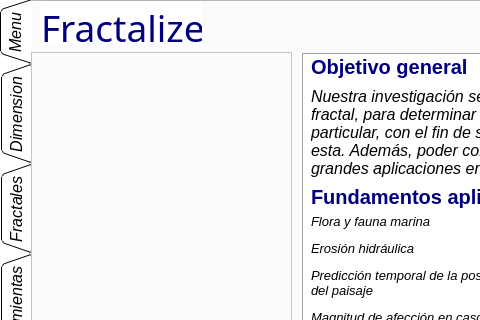
EstebanC99/Fractales, file Interfaz/Interface.ui: the form before one commit; both pictures show x 0 to 480 and y 0 to 320 of the 800 by 565 pixel window.
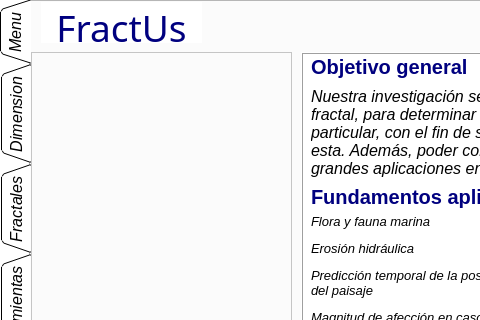
The form after the commit. Icons and pictures are not drawn.

Diff of the .ui file:
```diff
--- a/Interfaz/Interface.ui
+++ b/Interfaz/Interface.ui
@@ -247,7 +247,7 @@
        <number>0</number>
       </property>
       <property name="text">
-       <string>&lt;html&gt;&lt;head/&gt;&lt;body&gt;&lt;p&gt;&lt;span style=&quot; color:#00007f;&quot;&gt;Fractalize&lt;/span&gt;&lt;/p&gt;&lt;/body&gt;&lt;/html&gt;</string>
+       <string>&lt;html&gt;&lt;head/&gt;&lt;body&gt;&lt;p&gt;&lt;span style=&quot; color:#00007f;&quot;&gt;FractUs&lt;/span&gt;&lt;/p&gt;&lt;/body&gt;&lt;/html&gt;</string>
       </property>
       <property name="textFormat">
        <enum>Qt::AutoText</enum>
```
